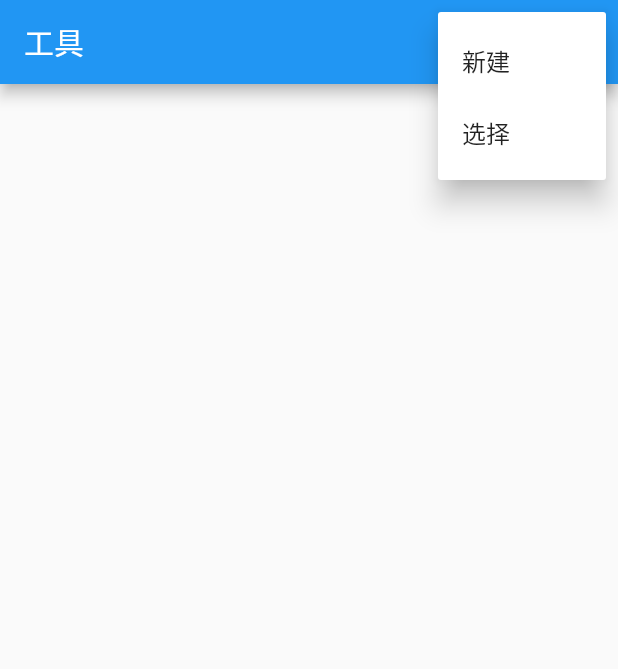
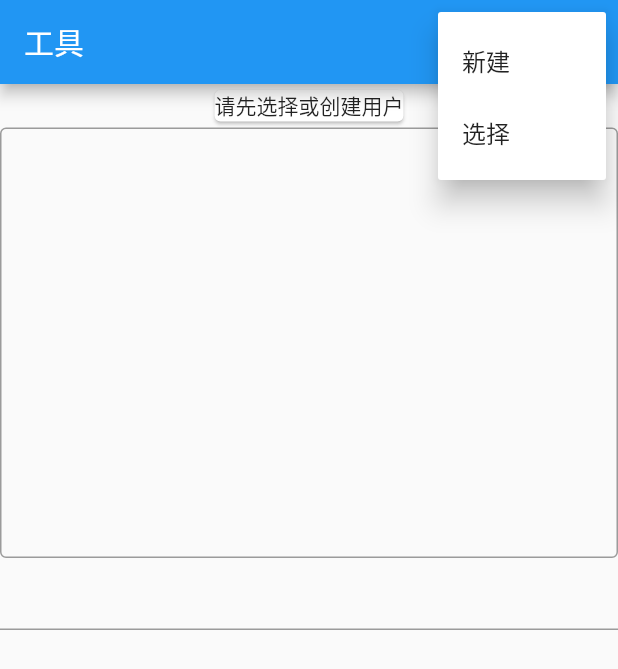
Before and after one commit to ZhipeiYang/ToolsPage4WitiTools, a Flutter app: the screen it shows after launch, after a tap on the "more vert" icon, on a phone screen of 412 x 824 dp. Shown: the top 669 px of the screen. Run offline on Flutter 3.47's test engine with Material 2 defaults, Android fonts, the phone set to English and light mode, and no system bars; our stand-ins replace sqflite; missing offline and left inert: ssh; accounts and stored records are empty.

Commit message:
ssh:添加了登录和连接逻辑，完了想办法测试一下，大概写了个控制台

```diff
--- a/tools_page/lib/Page/toolspage.dart
+++ b/tools_page/lib/Page/toolspage.dart
@@ -2,12 +2,20 @@ import 'package:flutter/material.dart';
 import 'package:tools_page/Tips/new_connection.dart';
 import 'package:tools_page/Tips/select_connection.dart';
 import 'package:tools_page/Class/conn.dart';
+import 'package:ssh/ssh.dart';
+import 'package:flutter/services.dart';
+import 'dart:async';
+
 class ToolsPage extends StatefulWidget {
   _ToolsPageState createState() => _ToolsPageState();
 }
 
 class _ToolsPageState extends State<ToolsPage> {
   ConnectInfo _connectInfo;
+  SSHClient _client;
+  TextEditingController _terminalController = TextEditingController();
+  TextEditingController _inputController = TextEditingController();
+  FocusNode _focusNode = FocusNode();
   @override
   Widget build(BuildContext context) {
     return Scaffold(
@@ -24,8 +32,10 @@ class _ToolsPageState extends State<ToolsPage> {
                           new MaterialPageRoute(
                               builder: (context) => NewConnection()),
                         ).then((value) {
-                        if(value!=null){
-                          Scaffold.of(context).showSnackBar(SnackBar(content: Text("$value"),));
+                          if (value != null) {
+                            Scaffold.of(context).showSnackBar(SnackBar(
+                              content: Text("$value"),
+                            ));
                           }
                           //print(value);
                         });
@@ -34,11 +44,16 @@ class _ToolsPageState extends State<ToolsPage> {
                           context,
                           new MaterialPageRoute(
                               builder: (context) => SelectConn()),
-                      ).then((value){
-                       if(value!=null){
+                        ).then((value) {
+                          if (value != null) {
                             setState(() {
-                         _connectInfo=value;
+                              _connectInfo = value;
                               _connectInfo.printUtil();
+                              _client = SSHClient(
+                                  host: _connectInfo.host,
+                                  port: _connectInfo.port,
+                                  username: _connectInfo.user,
+                                  passwordOrKey: _connectInfo.key);
                             });
                           }
                         });
@@ -53,7 +68,101 @@ class _ToolsPageState extends State<ToolsPage> {
             )
           ],
         ),
-      body: Container(),
+        body: new Column(children: <Widget>[
+          getCard(context),
+          Flexible(
+              child: TextField(
+            maxLines: 13,
+            // enabled: false,
+            decoration: InputDecoration(
+              border: OutlineInputBorder(
+                borderSide: BorderSide(width: 0)
+              )
+            ),
+            controller: _terminalController,
+          )),
+          //Divider(height: 1.0),
+          TextField(
+            focusNode: _focusNode,
+            onSubmitted: (value) {
+              submit(value);
+
+            },
+            onEditingComplete: () =>
+                FocusScope.of(context).requestFocus(_focusNode),
+            controller: _inputController,
+          )
+        ]));
+  }
+
+  submit(String s) {
+    _inputController.clear();
+    _terminalController.text += s + '\n';
+  }
+
+  getCard(BuildContext context) {
+    if (_connectInfo != null) {
+      return Card(
+          child: Row(
+        children: <Widget>[
+          Container(
+            margin: EdgeInsets.only(left: 20, right: 20),
+            child: Icon(Icons.airplay),
+          ),
+          Expanded(
+            child: Column(
+              crossAxisAlignment: CrossAxisAlignment.start,
+              children: <Widget>[
+                Text(
+                  _connectInfo.host + ':' + _connectInfo.port.toString(),
+                  style: TextStyle(
+                    fontSize: 18,
+                  ),
+                ),
+                Text(
+                  _connectInfo.user,
+                  style: TextStyle(fontSize: 16, color: Colors.grey),
+                ),
+              ],
+            ),
+          ),
+          Container(
+            margin: EdgeInsets.only(left: 20, right: 20),
+            child: RaisedButton(
+              color: Colors.blue,
+              textColor: Colors.white,
+              child: Text('连接'),
+              onPressed: () async {
+                try {
+                  String result = await _client.connect();
+                  if (result == "session_connected") {
+                    result = await _client.startShell(
+                        ptyType: "xterm",
+                        callback: (dynamic res) {
+                          _terminalController.text += res;
+                        });
+
+                    if (result == "shell_started") {
+                      print(await _client.writeToShell("echo hello > world\n"));
+                      print(await _client.writeToShell("cat world\n"));
+                      // new Future.delayed(
+                      //   const Duration(seconds: 5),
+                      //   () async => await _client.closeShell(),
+                      // );
+                    }
+                  }
+                } on PlatformException catch (e) {
+                  submit('Error: ${e.code}\nError Message: ${e.message}');
+                }
+              },
+            ),
+          )
+        ],
+      ));
+    } else {
+      return Card(
+        child: Text('请先选择或创建用户'),
       );
     }
   }
+}
```
Also changed, not shown: tools_page/lib/Tips/terminal.dart (deleted). Lines whose indentation alone changed are shown as unchanged.
